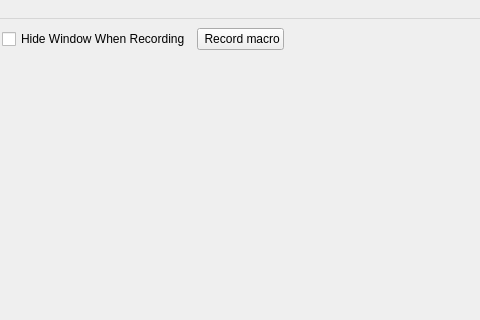
nickpnevmati/MacroRecorderPython, file ui/MainWindow.ui: the form before one commit; both pictures show x 310 to 790 and y 0 to 320 of the 959 by 625 pixel window.
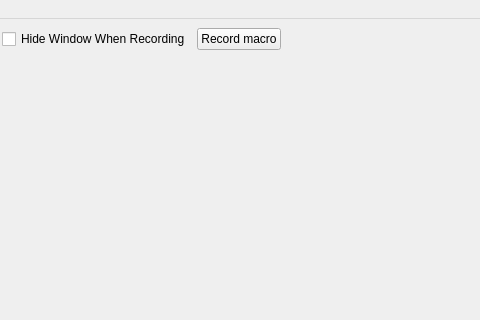
The form after the commit.

Diff of the .ui file:
```diff
--- a/ui/MainWindow.ui
+++ b/ui/MainWindow.ui
@@ -63,7 +63,7 @@
       <item>
        <widget class="QPushButton" name="registerMacroButton">
         <property name="text">
-         <string> Record macro</string>
+         <string>Record macro</string>
         </property>
        </widget>
       </item>
```
